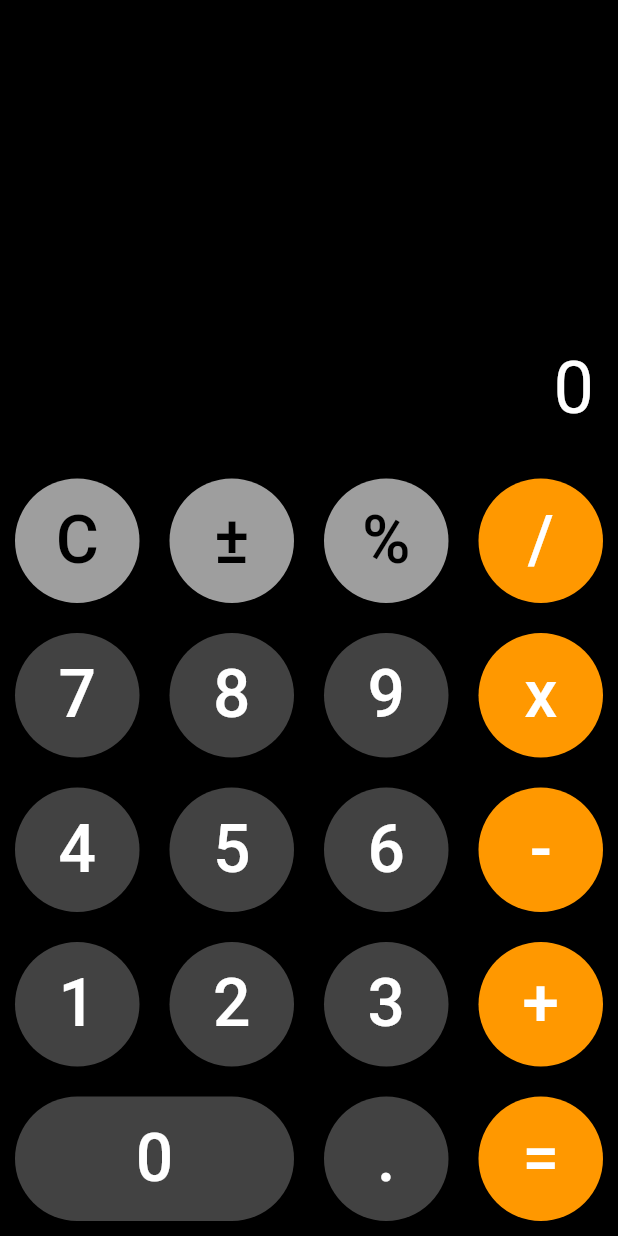
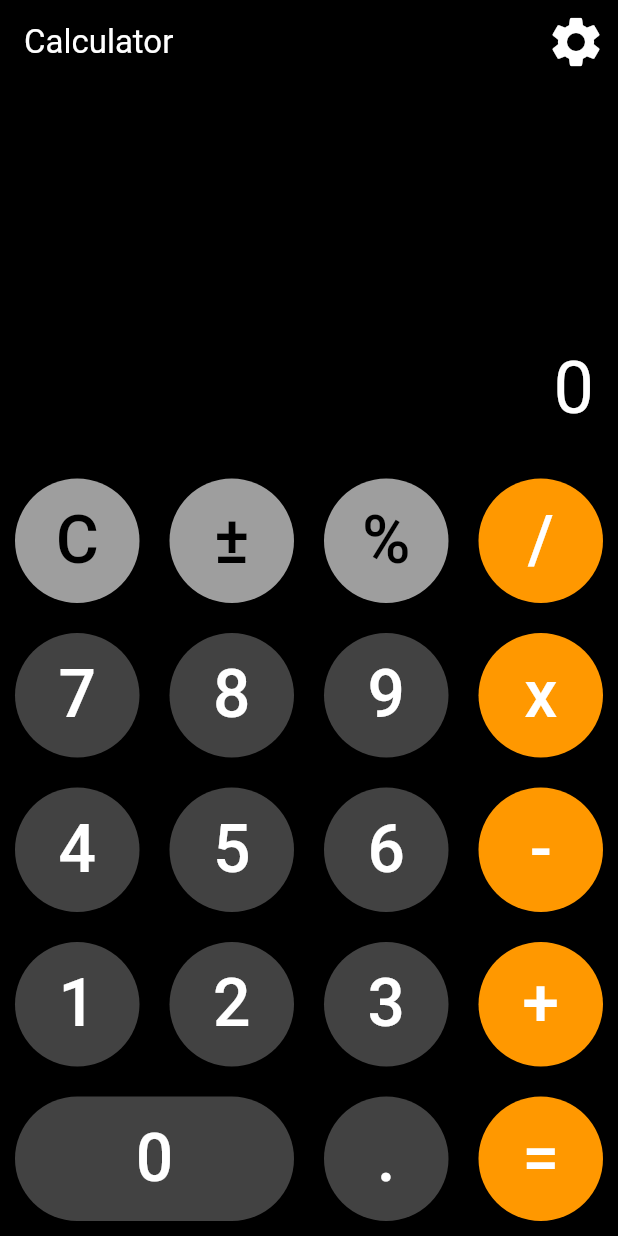
Before and after one commit to MaximeAlgosup/flutter-calculator, a Flutter app: the screen it shows after launch, on a phone screen of 412 x 824 dp. Run offline on Flutter 3.47's test engine with Material 3 defaults, Android fonts, the phone set to English and light mode, and no system bars; our stand-ins replace go_router.

Commit message:
Add setting page with login field

```diff
--- a/calculator/lib/main.dart
+++ b/calculator/lib/main.dart
@@ -1,5 +1,7 @@
 import 'package:flutter/material.dart';
 import 'package:calculator/widgets/calculator_key.dart';
+import 'package:calculator/routes.dart';
+import 'package:go_router/go_router.dart';
 
 void main() {
   runApp(const MyApp());
@@ -11,10 +13,10 @@ class MyApp extends StatelessWidget {
   // This widget is the root of your application.
   @override
   Widget build(BuildContext context) {
-    return const MaterialApp(
+    return MaterialApp.router(
       title: "Calculator",
       debugShowCheckedModeBanner: false,
-      home: RootPage(),
+      routerConfig: router,
     );
   }
 }
@@ -62,6 +64,20 @@ class _RootPageState extends State<RootPage> {
   Widget build(BuildContext context) {
     return Scaffold(
         backgroundColor: Colors.black,
+        appBar: AppBar(
+          title:
+              const Text("Calculator", style: TextStyle(color: Colors.white)),
+          backgroundColor: Colors.black,
+          actions: <Widget>[
+            IconButton(
+              color: Colors.white,
+              icon: const Icon(Icons.settings, size: 40),
+              onPressed: () {
+                context.pushNamed('settings');
+              },
+            ),
+          ],
+        ),
         body: Column(
           mainAxisAlignment: MainAxisAlignment.end,
           children: <Widget>[
--- /dev/null
+++ b/calculator/lib/routes.dart
@@ -0,0 +1,25 @@
+import 'package:calculator/settings.dart';
+import 'package:calculator/main.dart';
+import 'package:go_router/go_router.dart';
+import 'package:flutter/cupertino.dart';
+
+// Define the GoRouter
+
+final GoRouter router = GoRouter(
+  routes: <RouteBase>[
+    GoRoute(
+      path: '/',
+      name: 'home',
+      builder: (BuildContext context, GoRouterState state) {
+        return const RootPage();
+      },
+    ),
+    GoRoute(
+      path: '/settings',
+      name: 'settings',
+      builder: (BuildContext context, GoRouterState state) {
+        return const SettingPage();
+      },
+    ),
+  ],
+);
--- a/calculator/pubspec.yaml
+++ b/calculator/pubspec.yaml
@@ -35,6 +35,7 @@ dependencies:
   # The following adds the Cupertino Icons font to your application.
   # Use with the CupertinoIcons class for iOS style icons.
   cupertino_icons: ^1.0.6
+  go_router: ^14.1.1
 
 dev_dependencies:
   flutter_test:
```
Also changed, not shown: calculator/lib/settings.dart (added, +32 -0 lines), calculator/lib/widgets/autentication.dart (added, +77 -0 lines).
